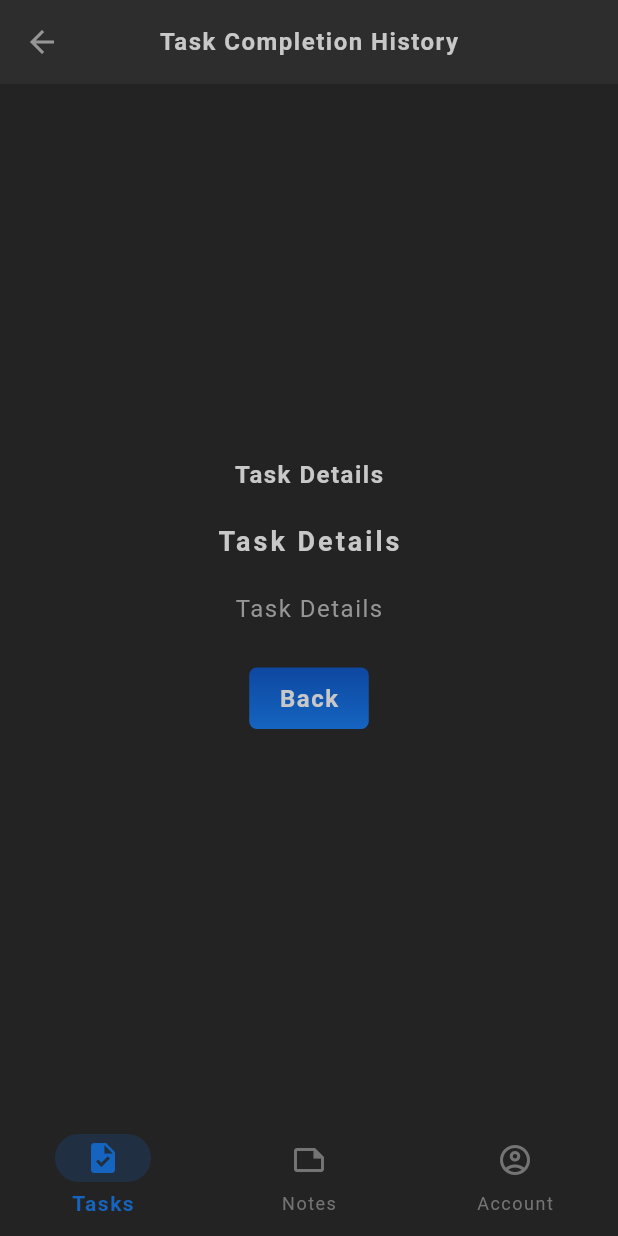
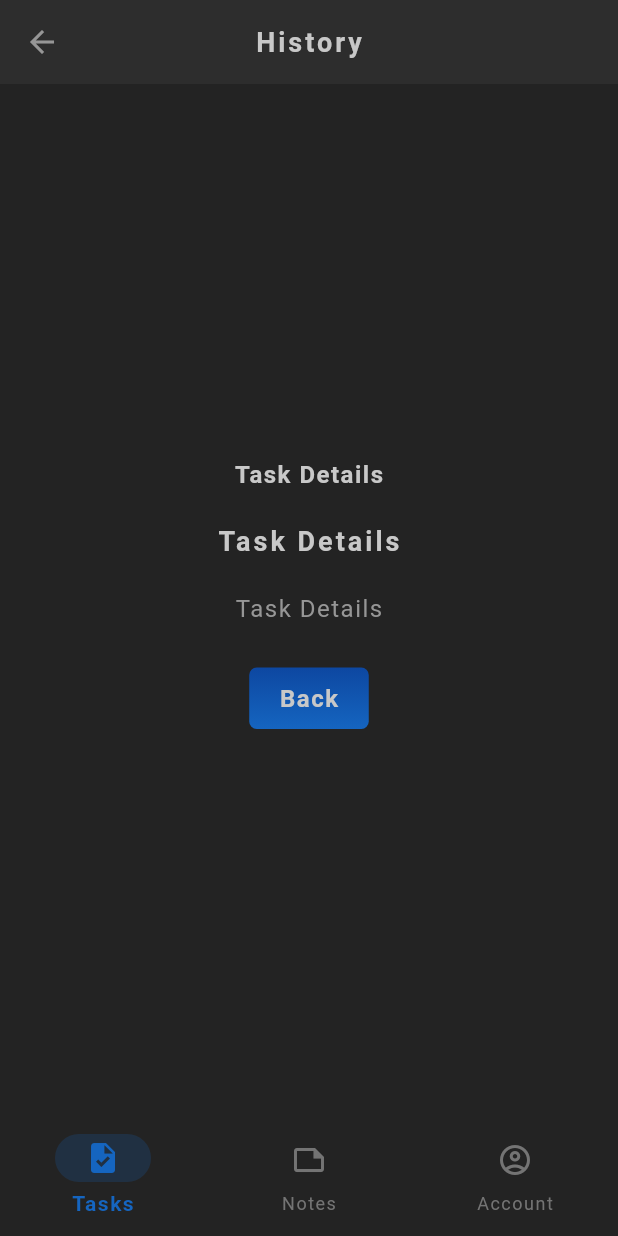
Before and after one commit to yuherlim/timetailor, a Flutter app: the TaskCompletionHistoryScreen screen opened by its route, on a phone screen of 412 x 824 dp. Run offline on Flutter 3.47's test engine with Material 3 defaults, Android fonts, the phone set to English and light mode, and no system bars; our stand-ins replace cloud_firestore, firebase_core, flutter_riverpod, go_router, google_fonts; accounts and stored records are empty; Roboto replaces fonts that are missing (Kanit).

Commit message:
Update appbars to use styledTitle

```diff
--- a/lib/screens/note_management/note_management_screen.dart
+++ b/lib/screens/note_management/note_management_screen.dart
@@ -17,7 +17,7 @@ class _NoteManagementScreenState extends State<NoteManagementScreen> {
         child: const Icon(Icons.add),
       ),
       appBar: AppBar(
-        title: const StyledHeading("Notes"),
+        title: const StyledTitle("Notes"),
         centerTitle: true,
       ),
       body: const Placeholder(),
--- a/lib/screens/task_management/task_completion_history_screen.dart
+++ b/lib/screens/task_management/task_completion_history_screen.dart
@@ -13,11 +13,13 @@ class TaskCompletionHistoryScreen extends StatefulWidget {
 
 class _TaskCompletionHistoryScreenState
     extends State<TaskCompletionHistoryScreen> {
+  // need the date passed in from TaskManagement
+
   @override
   Widget build(BuildContext context) {
     return Scaffold(
       appBar: AppBar(
-        title: const StyledHeading("Task Completion History"),
+        title: const StyledTitle("History"),
       ),
       body: Center(
         child: Column(
--- a/lib/screens/user_management/account_management_screen.dart
+++ b/lib/screens/user_management/account_management_screen.dart
@@ -8,7 +8,7 @@ class AccountManagementScreen extends StatelessWidget {
   Widget build(BuildContext context) {
     return Scaffold(
       appBar: AppBar(
-        title: const StyledHeading("Account Management"),
+        title: const StyledTitle("Account Management"),
         centerTitle: true,
       ),
       body: const Placeholder(),
```
